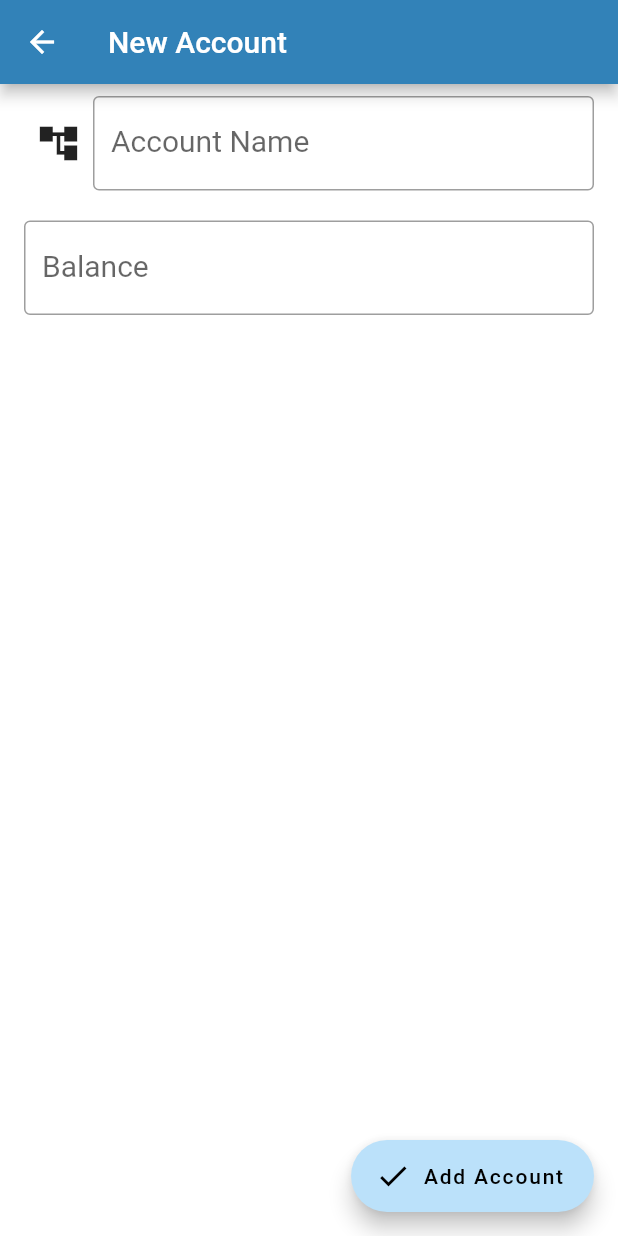
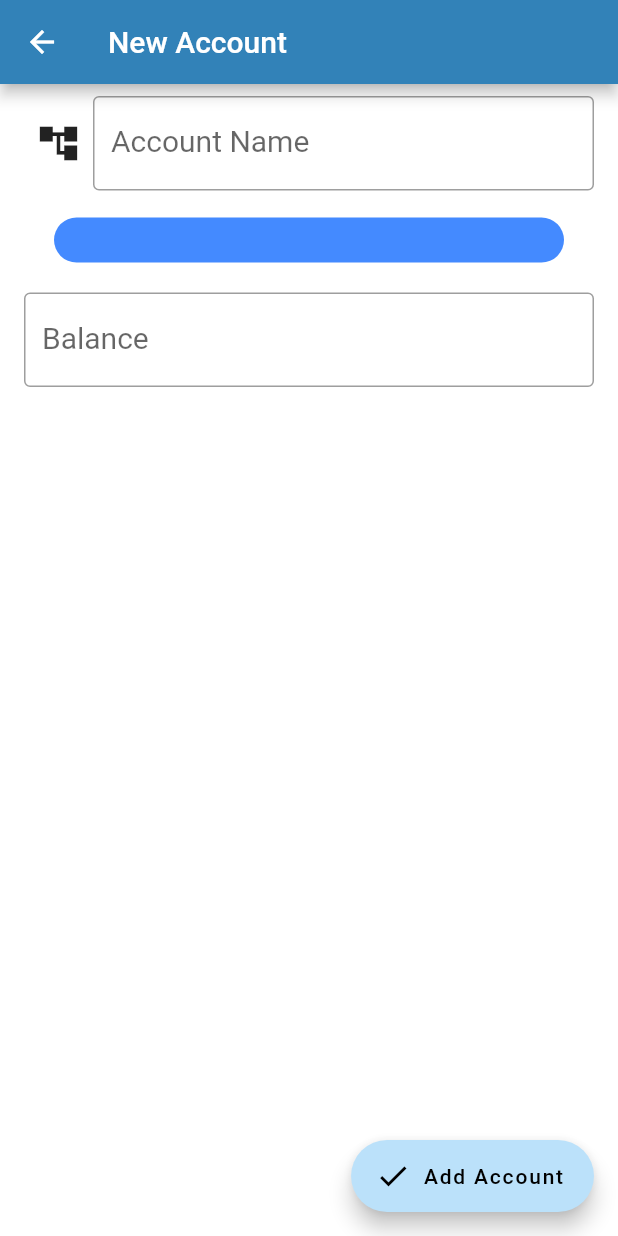
Before and after one commit to budgetiser/budgetiser, a Flutter app: the NewAccount screen opened directly, on a phone screen of 412 x 824 dp. Run offline on Flutter 3.47's test engine with Material 2 defaults, Android fonts, the phone set to English and light mode, and no system bars; our stand-ins replace flutter_colorpicker, flutter_markdown.

Commit message:
icon picker in account

```diff
--- a/budgetiser/lib/screens/account/shared/accountForm.dart
+++ b/budgetiser/lib/screens/account/shared/accountForm.dart
@@ -1,5 +1,6 @@
 import 'package:budgetiser/screens/account/shared/selectIcon.dart';
 import 'package:budgetiser/shared/dataClasses/account.dart';
+import 'package:budgetiser/shared/widgets/picker/colorpicker.dart';
 import 'package:flutter/material.dart';
 
 class AccountForm extends StatefulWidget {
@@ -45,9 +46,16 @@ class _AccountFormState extends State<AccountForm> {
           children: [
             Row(
               children: <Widget>[
-                const Padding(
-                  padding: EdgeInsets.all(8.0),
-                  child: SelectIcon(),
+                Padding(
+                  padding: const EdgeInsets.all(8.0),
+                  child: SelectIcon(
+                    initialIcon: widget.initialAccount != null
+                        ? widget.initialAccount!.icon
+                        : null,
+                    color: widget.initialAccount != null
+                        ? widget.initialAccount!.color
+                        : null,
+                  ),
                 ),
                 Flexible(
                   child: TextFormField(
@@ -61,6 +69,8 @@ class _AccountFormState extends State<AccountForm> {
                 ),
               ],
             ),
+            const SizedBox(height: 8),
+            const Colorpicker(),
             Padding(
               padding: const EdgeInsets.only(top: 20),
               child: TextFormField(
--- a/budgetiser/lib/screens/account/shared/selectIcon.dart
+++ b/budgetiser/lib/screens/account/shared/selectIcon.dart
@@ -1,7 +1,10 @@
 import 'package:flutter/material.dart';
 
 class SelectIcon extends StatefulWidget {
-  const SelectIcon({Key? key}) : super(key: key);
+  SelectIcon({Key? key, this.initialIcon, this.color}) : super(key: key);
+
+  IconData? initialIcon;
+  Color? color;
 
   @override
   State<SelectIcon> createState() => _SelectIconState();
@@ -10,6 +13,13 @@ class SelectIcon extends StatefulWidget {
 class _SelectIconState extends State<SelectIcon> {
   @override
   Widget build(BuildContext context) {
+    if (widget.initialIcon != null) {
+      return Icon(
+        widget.initialIcon,
+        size: 30,
+        color: widget.color ?? Colors.black,
+      );
+    }
     return const Icon(
       Icons.account_tree,
       size: 30,
--- a/budgetiser/lib/screens/categories/shared/categoryForm.dart
+++ b/budgetiser/lib/screens/categories/shared/categoryForm.dart
@@ -42,7 +42,7 @@ class _CategoryFormState extends State<CategoryForm> {
           children: [
             Row(
               children: <Widget>[
-                const Padding(
+                Padding(
                   padding: EdgeInsets.all(8.0),
                   child: SelectIcon(),
                 ),
```
